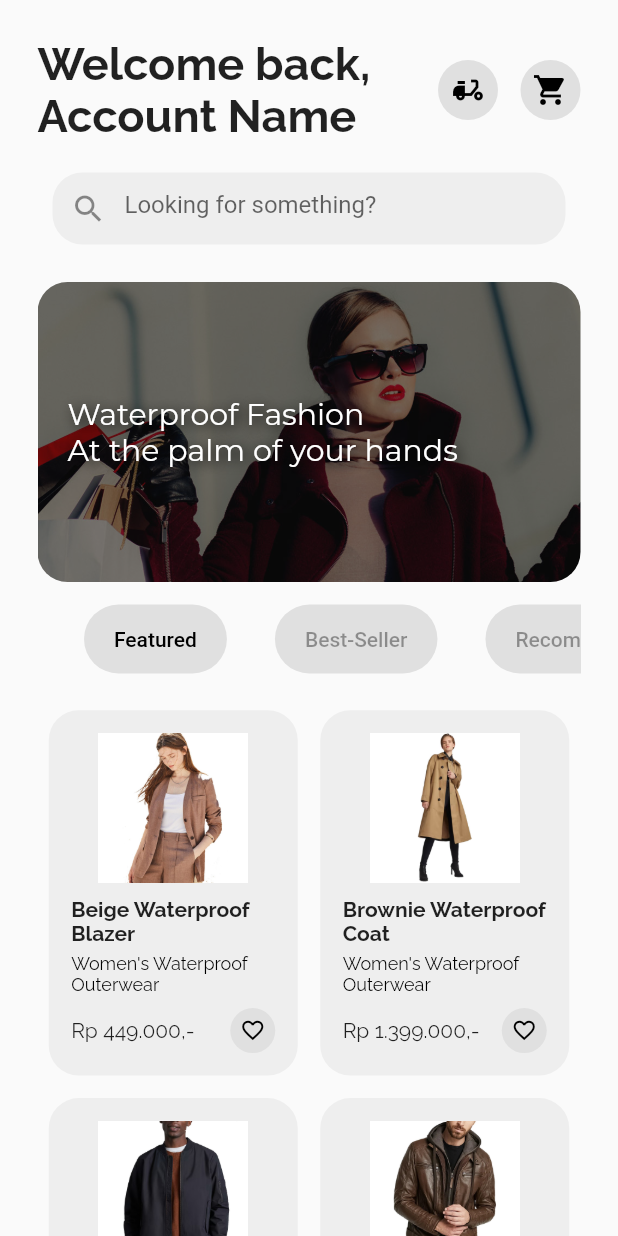
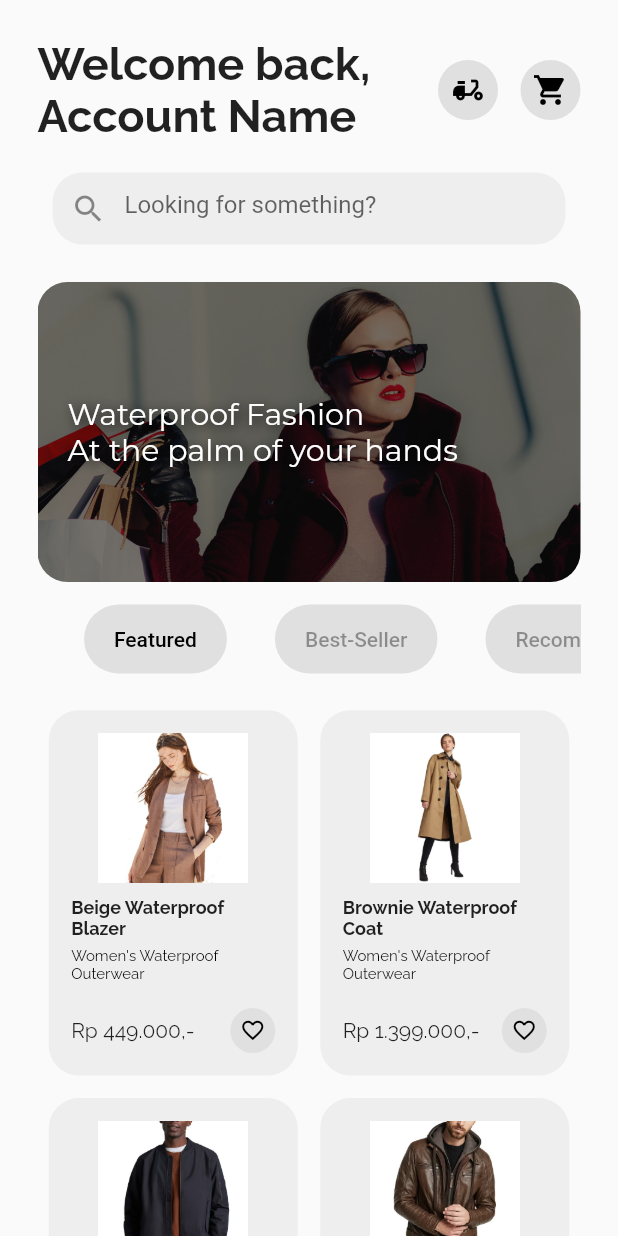
Before and after one commit to bryantach06/impervius, a Flutter app: the HomeScreen screen opened by its route, on a phone screen of 412 x 824 dp. Run offline on Flutter 3.47's test engine with Material 2 defaults, Android fonts, the phone set to English and light mode, and no system bars; our stand-ins replace animated_splash_screen, curved_navigation_bar, google_fonts, image_picker, lottie, page_transition.

```diff
--- a/lib/main_pages/wishlist_page.dart
+++ b/lib/main_pages/wishlist_page.dart
@@ -141,7 +141,7 @@ class _WishlistPageState extends State<WishlistPage> {
                                     textAlign: TextAlign.start,
                                     style: GoogleFonts.raleway(
                                       textStyle: const TextStyle(
-                                        fontSize: 14,
+                                        fontSize: 12,
                                         fontWeight: FontWeight.bold,
                                       ),
                                     )
@@ -151,7 +151,7 @@ class _WishlistPageState extends State<WishlistPage> {
                                     textAlign: TextAlign.start,
                                     style: GoogleFonts.raleway(
                                       textStyle: const TextStyle(
-                                        fontSize: 12,
+                                        fontSize: 10,
                                         color: Colors.black,
                                       ),
                                     )
--- a/lib/utilities/featured.dart
+++ b/lib/utilities/featured.dart
@@ -117,7 +117,7 @@ class _FeaturedProductsTabState extends State<FeaturedProductsTab> {
                         textAlign: TextAlign.start,
                         style: GoogleFonts.raleway(
                           textStyle: const TextStyle(
-                            fontSize: 14,
+                            fontSize: 12,
                             fontWeight: FontWeight.bold,
                           ),
                         )
@@ -128,7 +128,7 @@ class _FeaturedProductsTabState extends State<FeaturedProductsTab> {
                         textAlign: TextAlign.start,
                         style: GoogleFonts.raleway(
                           textStyle: const TextStyle(
-                            fontSize: 12,
+                            fontSize: 10,
                             color: Colors.black,
                           ),
                         )
```
